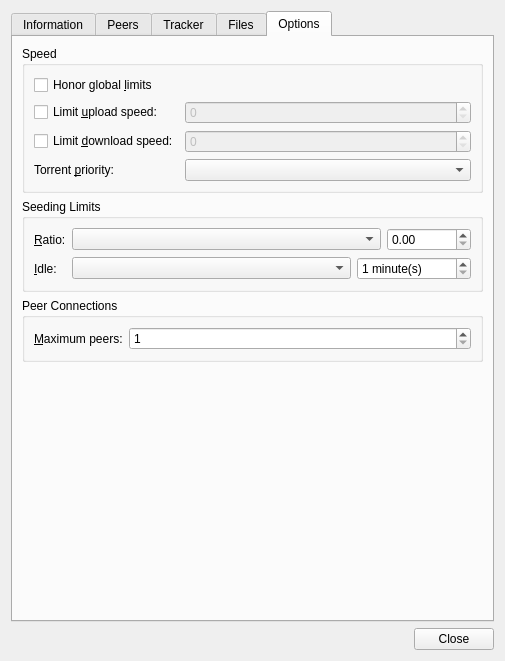
Above: qt/DetailsDialog.ui from retransmission/retransmission before the change. Below: the same form after it.
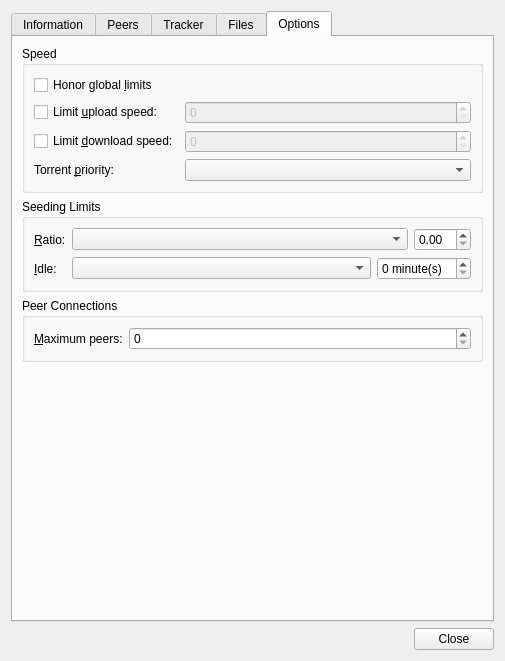
That is the form after the change. The open tabs and pages were chosen to show the change. Custom widgets are drawn as their Qt base class.

What changed in the file:
```diff
--- a/qt/DetailsDialog.ui
+++ b/qt/DetailsDialog.ui
@@ -803,9 +803,6 @@
             </item>
             <item>
              <widget class="QDoubleSpinBox" name="ratioSpin">
-              <property name="maximum">
-               <double>999999999.000000000000000</double>
-              </property>
               <property name="singleStep">
                <double>0.500000000000000</double>
               </property>
@@ -833,12 +830,6 @@
               <property name="suffix">
                <string notr="true"> minute(s)</string>
               </property>
-              <property name="minimum">
-               <number>1</number>
-              </property>
-              <property name="maximum">
-               <number>40320</number>
-              </property>
               <property name="singleStep">
                <number>5</number>
               </property>
@@ -867,12 +858,6 @@
           </item>
           <item row="0" column="1">
            <widget class="QSpinBox" name="peerLimitSpin">
-            <property name="minimum">
-             <number>1</number>
-            </property>
-            <property name="maximum">
-             <number>300</number>
-            </property>
             <property name="singleStep">
              <number>5</number>
             </property>
```
Left out of the diff: 6 changed lines with no effect on the pictures.
